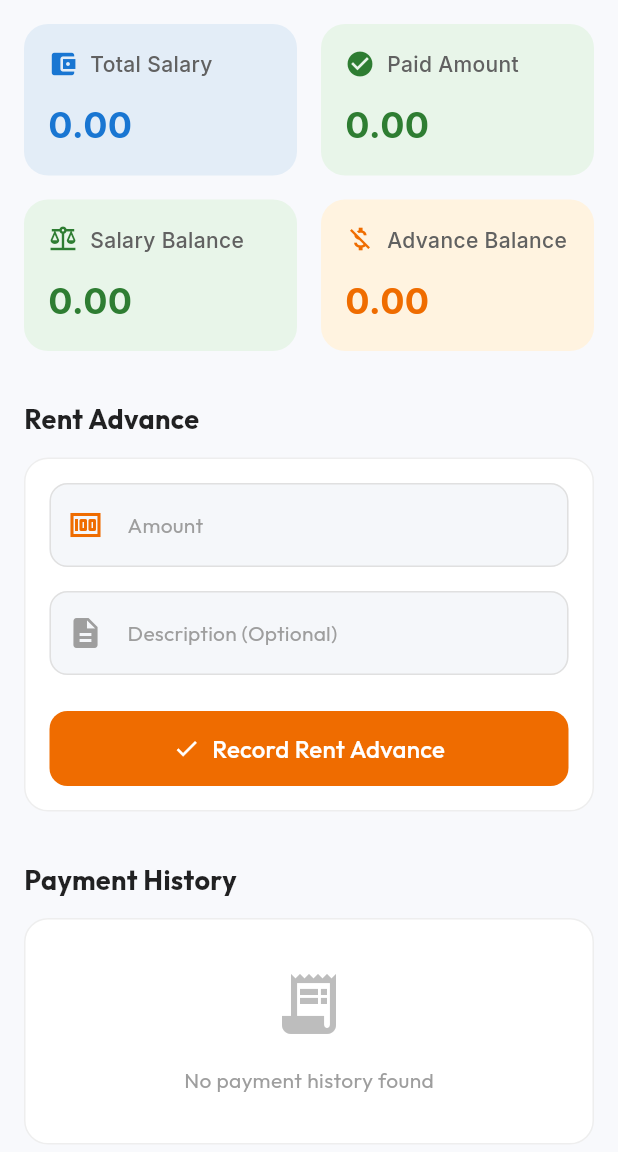
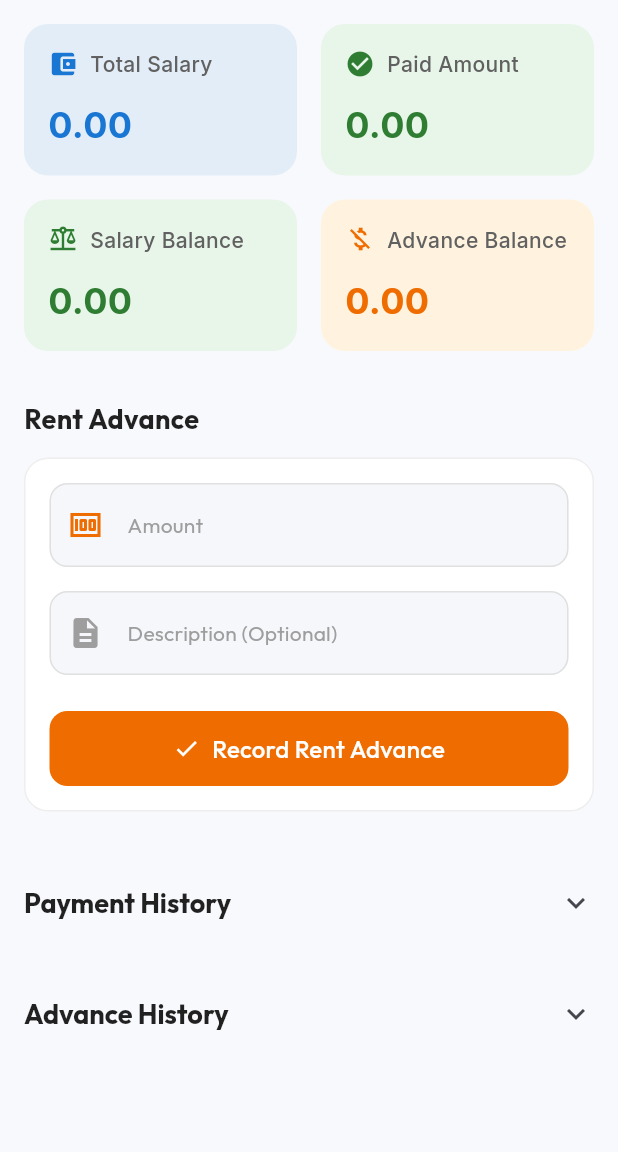
Before and after one commit to Nadarajan329/ns_transport_project3.0, a Flutter app: the DriverSalaryScreen screen opened by its route, on a phone screen of 412 x 824 dp, the part 84-1236 px from its top. Run offline on Flutter 3.47's test engine with Material 3 defaults, Android fonts, the phone set to English and light mode, and no system bars; our stand-ins replace flutter_animate, flutter_map, flutter_riverpod, geolocator, google_fonts, google_sign_in and 6 more; accounts and stored records are empty.

Commit message:
style: fix advance balance UI logic and add expansion tiles for history

```diff
--- a/lib/screens/driver/driver_salary_screen.dart
+++ b/lib/screens/driver/driver_salary_screen.dart
@@ -178,9 +178,9 @@ class _DriverSalaryScreenState extends ConsumerState<DriverSalaryScreen> {
               Expanded(
                 child: _buildAmountCard(
                   AppTranslations.get('advance_balance', locale),
-                  advanceBalance,
-                  const Color(0xFFFFF3E0),
-                  const Color(0xFFEF6C00),
+                  advanceBalance.abs(),
+                  advanceBalance < 0 ? const Color(0xFFFFEBEE) : const Color(0xFFFFF3E0),
+                  advanceBalance < 0 ? const Color(0xFFC62828) : const Color(0xFFEF6C00),
                   Icons.money_off,
                   isDark,
                 ),
@@ -199,7 +199,10 @@ class _DriverSalaryScreenState extends ConsumerState<DriverSalaryScreen> {
           const SizedBox(height: 12),
           _buildAddAdvanceForm(isDark, locale),
           const SizedBox(height: 32),
-          Text(
+          Theme(
+            data: Theme.of(context).copyWith(dividerColor: Colors.transparent),
+            child: ExpansionTile(
+              title: Text(
                 AppTranslations.get('payment_history', locale),
                 style: AppTheme.getFont(locale,
                   fontSize: 18,
@@ -207,10 +210,18 @@ class _DriverSalaryScreenState extends ConsumerState<DriverSalaryScreen> {
                   color: isDark ? Colors.white : Colors.black87,
                 ),
               ),
+              tilePadding: EdgeInsets.zero,
+              children: [
                 const SizedBox(height: 12),
                 _buildPaymentHistory(driverSalaries, isDark, locale),
-          const SizedBox(height: 32),
-          Text(
+              ],
+            ),
+          ),
+          const SizedBox(height: 16),
+          Theme(
+            data: Theme.of(context).copyWith(dividerColor: Colors.transparent),
+            child: ExpansionTile(
+              title: Text(
                 AppTranslations.get('advance_history', locale),
                 style: AppTheme.getFont(locale,
                   fontSize: 18,
@@ -218,8 +229,13 @@ class _DriverSalaryScreenState extends ConsumerState<DriverSalaryScreen> {
                   color: isDark ? Colors.white : Colors.black87,
                 ),
               ),
+              tilePadding: EdgeInsets.zero,
+              children: [
                 const SizedBox(height: 12),
                 _buildAdvanceHistory(advanceHistory, isDark, locale),
+              ],
+            ),
+          ),
         ],
       ),
     );
```
Also changed, not shown: lib/screens/owner/employee_detail_screen.dart (+22 -6 lines). Lines whose indentation alone changed are shown as unchanged.
